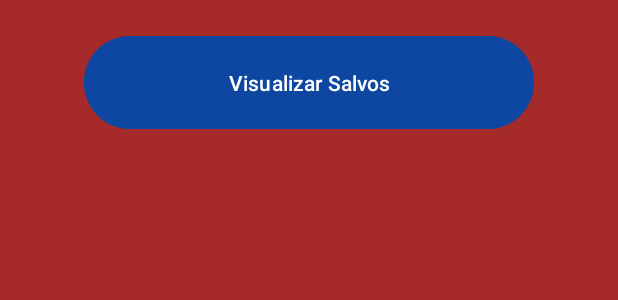
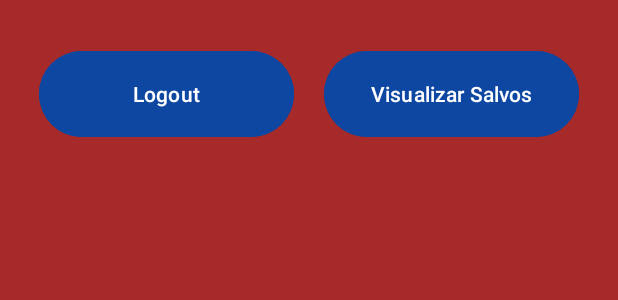
Before and after one commit to TiagoPaulin/Projeto1_Desenvolvimento_Mobile, an Android app: the layout activity_home.xml on its own in the app's theme, with its tools: preview values and no code run, on a phone screen of 412 x 824 dp. Shown: the top 300 px of the screen. Run offline under Robolectric (Android 15) with nearby library versions, the phone set to English and light mode, and no system bars.

Commit message:
função de logout

```diff
--- a/app/src/main/res/layout/activity_home.xml
+++ b/app/src/main/res/layout/activity_home.xml
@@ -9,14 +9,30 @@
     android:background="@drawable/backround"
     tools:context=".HomeActivity">
 
-    <Button
-        android:id="@+id/buttonSwitchList"
-        android:layout_width="300dp"
-        android:layout_height="70dp"
-        android:layout_margin="20dp"
-        android:text="Visualizar Salvos"
-        android:layout_gravity="center"
-        android:backgroundTint="@color/blue_button" />
+    <LinearLayout
+        android:layout_width="match_parent"
+        android:layout_height="wrap_content"
+        android:orientation="horizontal"
+        android:gravity="center_horizontal"
+        android:layout_marginTop="20dp">
+
+        <Button
+            android:id="@+id/buttonLogout"
+            android:layout_width="170dp"
+            android:layout_height="65dp"
+            android:layout_margin="10dp"
+            android:text="Logout"
+            android:backgroundTint="@color/blue_button" />
+
+        <Button
+            android:id="@+id/buttonSwitchList"
+            android:layout_width="170dp"
+            android:layout_height="65dp"
+            android:layout_margin="10dp"
+            android:text="Visualizar Salvos"
+            android:backgroundTint="@color/blue_button" />
+
+    </LinearLayout>
 
     <androidx.recyclerview.widget.RecyclerView
         android:id="@+id/recyclerViewPokemon"
```
Also changed, not shown: app/src/main/java/com/example/projeto1_somativa/HomeActivity.kt (+15 -7 lines), app/src/main/java/com/example/projeto1_somativa/viewmodel/HomeViewModel.kt (+7 -0 lines).
